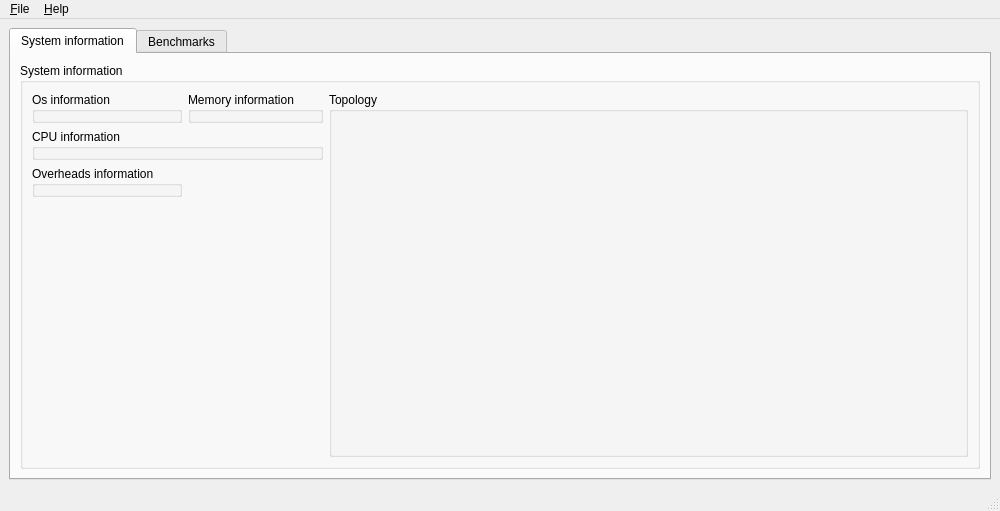
klapeto/elpida, file apps/Qt/MainWindow.ui: the form before one commit.
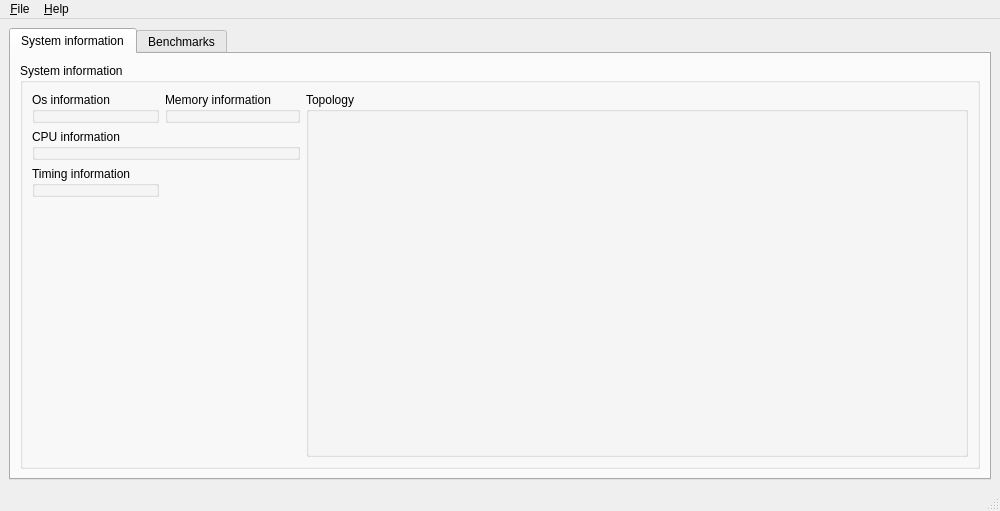
The form after the commit.

```diff
--- a/apps/Qt/MainWindow.ui
+++ b/apps/Qt/MainWindow.ui
@@ -34,7 +34,7 @@
            <item row="2" column="0">
             <widget class="QGroupBox" name="gbOverheadsInfo">
              <property name="title">
-              <string>Overheads information</string>
+              <string>Timing information</string>
              </property>
             </widget>
            </item>
```
Left out of the diff: 2 changed lines with no effect on the pictures.
